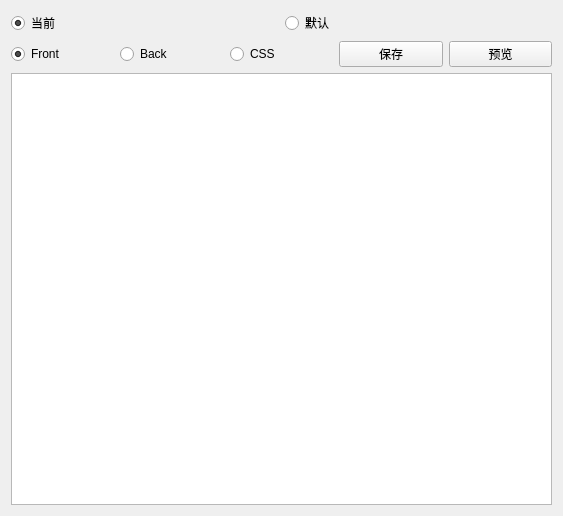
Qt form addon/UIForm/template.ui (joexzh/Dict2Anki) before a commit.
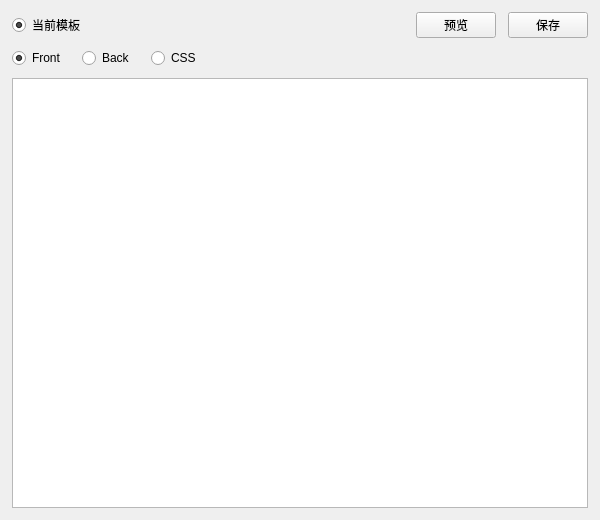
The same form after that commit. Icons and pictures are not drawn.

Commit message: feat template: implement save and preview data in DB and on disk

```diff
--- a/addon/UIForm/template.ui
+++ b/addon/UIForm/template.ui
@@ -6,20 +6,46 @@
    <rect>
     <x>0</x>
     <y>0</y>
-    <width>563</width>
-    <height>516</height>
+    <width>600</width>
+    <height>520</height>
    </rect>
   </property>
   <property name="windowTitle">
    <string>Form</string>
   </property>
+  <property name="styleSheet">
+   <string notr="true">QPlainTextEdit#plainEditText {
+    font-family: Consolas, 'Fira Code', 'Courier New', monospace;
+}
+QPlainTextEdit#plainEditText:read-only {
+    background-color: #f1f3f5;
+}</string>
+  </property>
   <layout class="QVBoxLayout" name="verticalLayout">
+   <property name="spacing">
+    <number>10</number>
+   </property>
+   <property name="leftMargin">
+    <number>12</number>
+   </property>
+   <property name="topMargin">
+    <number>12</number>
+   </property>
+   <property name="rightMargin">
+    <number>12</number>
+   </property>
+   <property name="bottomMargin">
+    <number>12</number>
+   </property>
    <item>
     <layout class="QHBoxLayout" name="tplSetLayout">
+     <property name="spacing">
+      <number>12</number>
+     </property>
      <item>
       <widget class="QRadioButton" name="userTplButton">
        <property name="text">
-        <string>当前</string>
+        <string>当前模板</string>
        </property>
        <property name="checked">
         <bool>true</bool>
@@ -30,19 +56,57 @@
       </widget>
      </item>
      <item>
-      <widget class="QRadioButton" name="defaultTplButton">
+      <spacer name="topSpacer">
+       <property name="orientation">
+        <enum>Qt::Orientation::Horizontal</enum>
+       </property>
+       <property name="sizeHint" stdset="0">
+        <size>
+         <width>40</width>
+         <height>20</height>
+        </size>
+       </property>
+      </spacer>
+     </item>
+     <item>
+      <widget class="QPushButton" name="previewButton">
+       <property name="toolTip">
+        <string>预览插件内置固定样本，非真实数据</string>
+       </property>
        <property name="text">
-        <string>默认</string>
+        <string>预览</string>
        </property>
-       <attribute name="buttonGroup">
-        <string notr="true">tplButtonGroup</string>
-       </attribute>
+       <property name="icon">
+        <iconset theme="QIcon::ThemeIcon::HelpAbout"/>
+       </property>
+      </widget>
+     </item>
+     <item>
+      <widget class="QPushButton" name="saveButton">
+       <property name="toolTip">
+        <string>将所选模板保存成当前模板。注意，新增笔记的字段值新增了 class 用以控制样式，但已保存的字段值不会改变</string>
+       </property>
+       <property name="text">
+        <string>保存</string>
+       </property>
+       <property name="icon">
+        <iconset theme="QIcon::ThemeIcon::HelpAbout"/>
+       </property>
+       <property name="iconSize">
+        <size>
+         <width>16</width>
+         <height>16</height>
+        </size>
+       </property>
       </widget>
      </item>
     </layout>
    </item>
    <item>
-    <layout class="QHBoxLayout" name="tplToolLayout">
+    <layout class="QHBoxLayout" name="tplPartLayout">
+     <property name="spacing">
+      <number>16</number>
+     </property>
      <item>
       <widget class="QRadioButton" name="frontButton">
        <property name="text">
@@ -77,18 +141,17 @@
       </widget>
      </item>
      <item>
-      <widget class="QPushButton" name="saveButton">
-       <property name="text">
-        <string>保存</string>
+      <spacer name="partSpacer">
+       <property name="orientation">
+        <enum>Qt::Orientation::Horizontal</enum>
        </property>
-      </widget>
-     </item>
-     <item>
-      <widget class="QPushButton" name="previewButton">
-       <property name="text">
-        <string>预览</string>
+       <property name="sizeHint" stdset="0">
+        <size>
+         <width>40</width>
+         <height>20</height>
+        </size>
        </property>
-      </widget>
+      </spacer>
      </item>
     </layout>
    </item>
```
Left out of the diff: 2 changed lines with no effect on the pictures. The commit also changes 10 other files.
